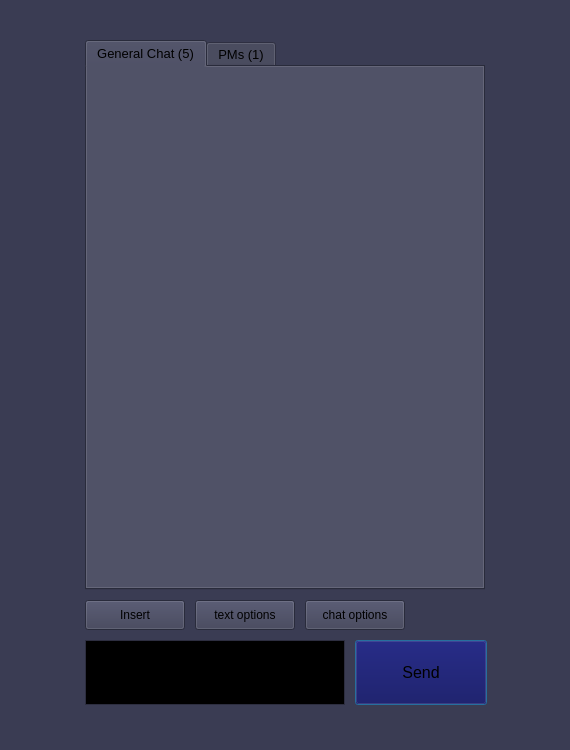
This is Cove_Client/Cove_Client/cove_chat.ui in tyler-becker/Middle-Management-CMPS285 as Qt 5 draws it before an edit. The edited form follows.
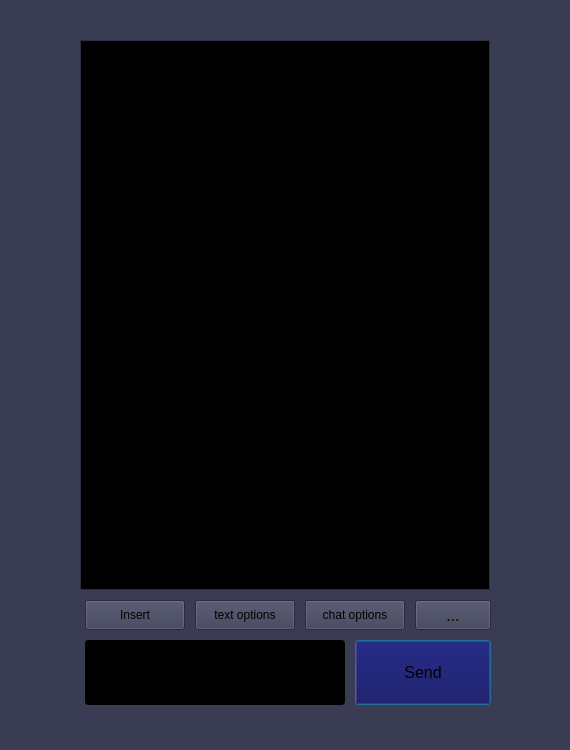
This is the edited form.

Commit message:
"Working" basic Cove application in Qt.
This is a further updated version of our Cove application called Cove
Client. This update made improvements to the chat room window and
reworked all text boxes.  This version also implemented basic chat room
functionality for the chat room window. Some window buttons were
updated. This is still a basic client, the FULL functionality of which
will be implemented later. *This client will only run in Qt Creator.
Written by Beau B.

Patch:
```diff
--- a/Cove_Client/Cove_Client/cove_chat.ui
+++ b/Cove_Client/Cove_Client/cove_chat.ui
@@ -522,7 +522,7 @@
     <rect>
      <x>355</x>
      <y>640</y>
-     <width>132</width>
+     <width>136</width>
      <height>65</height>
     </rect>
    </property>
@@ -659,186 +659,6 @@
     <bool>false</bool>
    </property>
   </widget>
-  <widget class="QTabWidget" name="tabWidget_ChatDisplay">
-   <property name="geometry">
-    <rect>
-     <x>85</x>
-     <y>40</y>
-     <width>400</width>
-     <height>550</height>
-    </rect>
-   </property>
-   <property name="palette">
-    <palette>
-     <active>
-      <colorrole role="WindowText">
-       <brush brushstyle="SolidPattern">
-        <color alpha="255">
-         <red>0</red>
-         <green>0</green>
-         <blue>0</blue>
-        </color>
-       </brush>
-      </colorrole>
-      <colorrole role="Text">
-       <brush brushstyle="SolidPattern">
-        <color alpha="255">
-         <red>0</red>
-         <green>0</green>
-         <blue>0</blue>
-        </color>
-       </brush>
-      </colorrole>
-      <colorrole role="BrightText">
-       <brush brushstyle="SolidPattern">
-        <color alpha="255">
-         <red>0</red>
-         <green>0</green>
-         <blue>0</blue>
-        </color>
-       </brush>
-      </colorrole>
-      <colorrole role="ButtonText">
-       <brush brushstyle="SolidPattern">
-        <color alpha="255">
-         <red>0</red>
-         <green>0</green>
-         <blue>0</blue>
-        </color>
-       </brush>
-      </colorrole>
-      <colorrole role="HighlightedText">
-       <brush brushstyle="SolidPattern">
-        <color alpha="255">
-         <red>0</red>
-         <green>0</green>
-         <blue>0</blue>
-        </color>
-       </brush>
-      </colorrole>
-     </active>
-     <inactive>
-      <colorrole role="WindowText">
-       <brush brushstyle="SolidPattern">
-        <color alpha="255">
-         <red>0</red>
-         <green>0</green>
-         <blue>0</blue>
-        </color>
-       </brush>
-      </colorrole>
-      <colorrole role="Text">
-       <brush brushstyle="SolidPattern">
-        <color alpha="255">
-         <red>0</red>
-         <green>0</green>
-         <blue>0</blue>
-        </color>
-       </brush>
-      </colorrole>
-      <colorrole role="BrightText">
-       <brush brushstyle="SolidPattern">
-        <color alpha="255">
-         <red>0</red>
-         <green>0</green>
-         <blue>0</blue>
-        </color>
-       </brush>
-      </colorrole>
-      <colorrole role="ButtonText">
-       <brush brushstyle="SolidPattern">
-        <color alpha="255">
-         <red>0</red>
-         <green>0</green>
-         <blue>0</blue>
-        </color>
-       </brush>
-      </colorrole>
-      <colorrole role="HighlightedText">
-       <brush brushstyle="SolidPattern">
-        <color alpha="255">
-         <red>0</red>
-         <green>0</green>
-         <blue>0</blue>
-        </color>
-       </brush>
-      </colorrole>
-     </inactive>
-     <disabled>
-      <colorrole role="WindowText">
-       <brush brushstyle="SolidPattern">
-        <color alpha="255">
-         <red>29</red>
-         <green>30</green>
-         <blue>41</blue>
-        </color>
-       </brush>
-      </colorrole>
-      <colorrole role="Text">
-       <brush brushstyle="SolidPattern">
-        <color alpha="255">
-         <red>29</red>
-         <green>30</green>
-         <blue>41</blue>
-        </color>
-       </brush>
-      </colorrole>
-      <colorrole role="BrightText">
-       <brush brushstyle="SolidPattern">
-        <color alpha="255">
-         <red>0</red>
-         <green>0</green>
-         <blue>0</blue>
-        </color>
-       </brush>
-      </colorrole>
-      <colorrole role="ButtonText">
-       <brush brushstyle="SolidPattern">
-        <color alpha="255">
-         <red>29</red>
-         <green>30</green>
-         <blue>41</blue>
-        </color>
-       </brush>
-      </colorrole>
-      <colorrole role="HighlightedText">
-       <brush brushstyle="SolidPattern">
-        <color alpha="255">
-         <red>0</red>
-         <green>0</green>
-         <blue>0</blue>
-        </color>
-       </brush>
-      </colorrole>
-     </disabled>
-    </palette>
-   </property>
-   <property name="font">
-    <font>
-     <family>Arial</family>
-     <pointsize>10</pointsize>
-    </font>
-   </property>
-   <property name="currentIndex">
-    <number>0</number>
-   </property>
-   <property name="tabsClosable">
-    <bool>false</bool>
-   </property>
-   <property name="movable">
-    <bool>false</bool>
-   </property>
-   <widget class="QWidget" name="tab_1">
-    <attribute name="title">
-     <string>General Chat (5)</string>
-    </attribute>
-   </widget>
-   <widget class="QWidget" name="tab_2">
-    <attribute name="title">
-     <string>PMs (1)</string>
-    </attribute>
-   </widget>
-  </widget>
   <widget class="QPushButton" name="pushButton_Insert">
    <property name="geometry">
     <rect>
@@ -925,7 +745,34 @@
     <bool>false</bool>
    </property>
   </widget>
-  <widget class="QTextEdit" name="textEdit_ChatTypeField">
+  <widget class="QListWidget" name="listWidget_ChatDisplay">
+   <property name="geometry">
+    <rect>
+     <x>80</x>
+     <y>40</y>
+     <width>410</width>
+     <height>550</height>
+    </rect>
+   </property>
+   <property name="font">
+    <font>
+     <family>Arial</family>
+     <pointsize>12</pointsize>
+     <weight>75</weight>
+     <bold>true</bold>
+    </font>
+   </property>
+   <property name="showDropIndicator" stdset="0">
+    <bool>false</bool>
+   </property>
+   <property name="isWrapping" stdset="0">
+    <bool>true</bool>
+   </property>
+   <property name="wordWrap">
+    <bool>true</bool>
+   </property>
+  </widget>
+  <widget class="QLineEdit" name="lineEdit_ChatTypeField">
    <property name="geometry">
     <rect>
      <x>85</x>
@@ -934,11 +781,365 @@
      <height>65</height>
     </rect>
    </property>
+   <property name="palette">
+    <palette>
+     <active>
+      <colorrole role="WindowText">
+       <brush brushstyle="SolidPattern">
+        <color alpha="255">
+         <red>255</red>
+         <green>255</green>
+         <blue>255</blue>
+        </color>
+       </brush>
+      </colorrole>
+      <colorrole role="Button">
+       <brush brushstyle="SolidPattern">
+        <color alpha="255">
+         <red>0</red>
+         <green>0</green>
+         <blue>0</blue>
+        </color>
+       </brush>
+      </colorrole>
+      <colorrole role="Text">
+       <brush brushstyle="SolidPattern">
+        <color alpha="255">
+         <red>255</red>
+         <green>255</green>
+         <blue>255</blue>
+        </color>
+       </brush>
+      </colorrole>
+      <colorrole role="BrightText">
+       <brush brushstyle="SolidPattern">
+        <color alpha="255">
+         <red>0</red>
+         <green>0</green>
+         <blue>0</blue>
+        </color>
+       </brush>
+      </colorrole>
+      <colorrole role="ButtonText">
+       <brush brushstyle="SolidPattern">
+        <color alpha="255">
+         <red>255</red>
+         <green>255</green>
+         <blue>255</blue>
+        </color>
+       </brush>
+      </colorrole>
+      <colorrole role="Base">
+       <brush brushstyle="SolidPattern">
+        <color alpha="255">
+         <red>0</red>
+         <green>0</green>
+         <blue>0</blue>
+        </color>
+       </brush>
+      </colorrole>
+      <colorrole role="Window">
+       <brush brushstyle="SolidPattern">
+        <color alpha="255">
+         <red>0</red>
+         <green>0</green>
+         <blue>0</blue>
+        </color>
+       </brush>
+      </colorrole>
+      <colorrole role="ToolTipBase">
+       <brush brushstyle="SolidPattern">
+        <color alpha="255">
+         <red>0</red>
+         <green>0</green>
+         <blue>0</blue>
+        </color>
+       </brush>
+      </colorrole>
+     </active>
+     <inactive>
+      <colorrole role="WindowText">
+       <brush brushstyle="SolidPattern">
+        <color alpha="255">
+         <red>255</red>
+         <green>255</green>
+         <blue>255</blue>
+        </color>
+       </brush>
+      </colorrole>
+      <colorrole role="Button">
+       <brush brushstyle="SolidPattern">
+        <color alpha="255">
+         <red>0</red>
+         <green>0</green>
+         <blue>0</blue>
+        </color>
+       </brush>
+      </colorrole>
+      <colorrole role="Text">
+       <brush brushstyle="SolidPattern">
+        <color alpha="255">
+         <red>255</red>
+         <green>255</green>
+         <blue>255</blue>
+        </color>
+       </brush>
+      </colorrole>
+      <colorrole role="BrightText">
+       <brush brushstyle="SolidPattern">
+        <color alpha="255">
+         <red>0</red>
+         <green>0</green>
+         <blue>0</blue>
+        </color>
+       </brush>
+      </colorrole>
+      <colorrole role="ButtonText">
+       <brush brushstyle="SolidPattern">
+        <color alpha="255">
+         <red>255</red>
+         <green>255</green>
+         <blue>255</blue>
+        </color>
+       </brush>
+      </colorrole>
+      <colorrole role="Base">
+       <brush brushstyle="SolidPattern">
+        <color alpha="255">
+         <red>0</red>
+         <green>0</green>
+         <blue>0</blue>
+        </color>
+       </brush>
+      </colorrole>
+      <colorrole role="Window">
+       <brush brushstyle="SolidPattern">
+        <color alpha="255">
+         <red>0</red>
+         <green>0</green>
+         <blue>0</blue>
+        </color>
+       </brush>
+      </colorrole>
+      <colorrole role="ToolTipBase">
+       <brush brushstyle="SolidPattern">
+        <color alpha="255">
+         <red>0</red>
+         <green>0</green>
+         <blue>0</blue>
+        </color>
+       </brush>
+      </colorrole>
+     </inactive>
+     <disabled>
+      <colorrole role="WindowText">
+       <brush brushstyle="SolidPattern">
+        <color alpha="255">
+         <red>255</red>
+         <green>255</green>
+         <blue>255</blue>
+        </color>
+       </brush>
+      </colorrole>
+      <colorrole role="Button">
+       <brush brushstyle="SolidPattern">
+        <color alpha="255">
+         <red>0</red>
+         <green>0</green>
+         <blue>0</blue>
+        </color>
+       </brush>
+      </colorrole>
+      <colorrole role="Text">
+       <brush brushstyle="SolidPattern">
+        <color alpha="255">
+         <red>255</red>
+         <green>255</green>
+         <blue>255</blue>
+        </color>
+       </brush>
+      </colorrole>
+      <colorrole role="BrightText">
+       <brush brushstyle="SolidPattern">
+        <color alpha="255">
+         <red>0</red>
+         <green>0</green>
+         <blue>0</blue>
+        </color>
+       </brush>
+      </colorrole>
+      <colorrole role="ButtonText">
+       <brush brushstyle="SolidPattern">
+        <color alpha="255">
+         <red>255</red>
+         <green>255</green>
+         <blue>255</blue>
+        </color>
+       </brush>
+      </colorrole>
+      <colorrole role="Base">
+       <brush brushstyle="SolidPattern">
+        <color alpha="255">
+         <red>0</red>
+         <green>0</green>
+         <blue>0</blue>
+        </color>
+       </brush>
+      </colorrole>
+      <colorrole role="Window">
+       <brush brushstyle="SolidPattern">
+        <color alpha="255">
+         <red>0</red>
+         <green>0</green>
+         <blue>0</blue>
+        </color>
+       </brush>
+      </colorrole>
+      <colorrole role="ToolTipBase">
+       <brush brushstyle="SolidPattern">
+        <color alpha="255">
+         <red>0</red>
+         <green>0</green>
+         <blue>0</blue>
+        </color>
+       </brush>
+      </colorrole>
+     </disabled>
+    </palette>
+   </property>
    <property name="font">
     <font>
      <family>Arial</family>
-     <pointsize>10</pointsize>
+     <pointsize>12</pointsize>
     </font>
+   </property>
+   <property name="autoFillBackground">
+    <bool>false</bool>
+   </property>
+   <property name="styleSheet">
+    <string notr="true">QLineEdit {
+	color: white;
+	background: black;
+}</string>
+   </property>
+   <property name="frame">
+    <bool>true</bool>
+   </property>
+   <property name="alignment">
+    <set>Qt::AlignLeading|Qt::AlignLeft|Qt::AlignTop</set>
+   </property>
+  </widget>
+  <widget class="QPushButton" name="pushButton_dotdotdot">
+   <property name="geometry">
+    <rect>
+     <x>415</x>
+     <y>600</y>
+     <width>76</width>
+     <height>30</height>
+    </rect>
+   </property>
+   <property name="palette">
+    <palette>
+     <active>
+      <colorrole role="Text">
+       <brush brushstyle="SolidPattern">
+        <color alpha="255">
+         <red>0</red>
+         <green>0</green>
+         <blue>0</blue>
+        </color>
+       </brush>
+      </colorrole>
+      <colorrole role="BrightText">
+       <brush brushstyle="SolidPattern">
+        <color alpha="255">
+         <red>0</red>
+         <green>0</green>
+         <blue>0</blue>
+        </color>
+       </brush>
+      </colorrole>
+      <colorrole role="ButtonText">
+       <brush brushstyle="SolidPattern">
+        <color alpha="255">
+         <red>0</red>
+         <green>0</green>
+         <blue>0</blue>
+        </color>
+       </brush>
+      </colorrole>
+     </active>
+     <inactive>
+      <colorrole role="Text">
+       <brush brushstyle="SolidPattern">
+        <color alpha="255">
+         <red>0</red>
+         <green>0</green>
+         <blue>0</blue>
+        </color>
+       </brush>
+      </colorrole>
+      <colorrole role="BrightText">
+       <brush brushstyle="SolidPattern">
+        <color alpha="255">
+         <red>0</red>
+         <green>0</green>
+         <blue>0</blue>
+        </color>
+       </brush>
+      </colorrole>
+      <colorrole role="ButtonText">
+       <brush brushstyle="SolidPattern">
+        <color alpha="255">
+         <red>0</red>
+         <green>0</green>
+         <blue>0</blue>
+        </color>
+       </brush>
+      </colorrole>
+     </inactive>
+     <disabled>
+      <colorrole role="Text">
+       <brush brushstyle="SolidPattern">
+        <color alpha="255">
+         <red>29</red>
+         <green>30</green>
+         <blue>41</blue>
+        </color>
+       </brush>
+      </colorrole>
+      <colorrole role="BrightText">
+       <brush brushstyle="SolidPattern">
+        <color alpha="255">
+         <red>0</red>
+         <green>0</green>
+         <blue>0</blue>
+        </color>
+       </brush>
+      </colorrole>
+      <colorrole role="ButtonText">
+       <brush brushstyle="SolidPattern">
+        <color alpha="255">
+         <red>29</red>
+         <green>30</green>
+         <blue>41</blue>
+        </color>
+       </brush>
+      </colorrole>
+     </disabled>
+    </palette>
+   </property>
+   <property name="font">
+    <font>
+     <family>Arial</family>
+     <pointsize>12</pointsize>
+    </font>
+   </property>
+   <property name="autoFillBackground">
+    <bool>false</bool>
+   </property>
+   <property name="text">
+    <string>...</string>
    </property>
   </widget>
  </widget>
```
Left out of the diff: 9 changed lines with no effect on the pictures. The commit also changes 29 other files.
